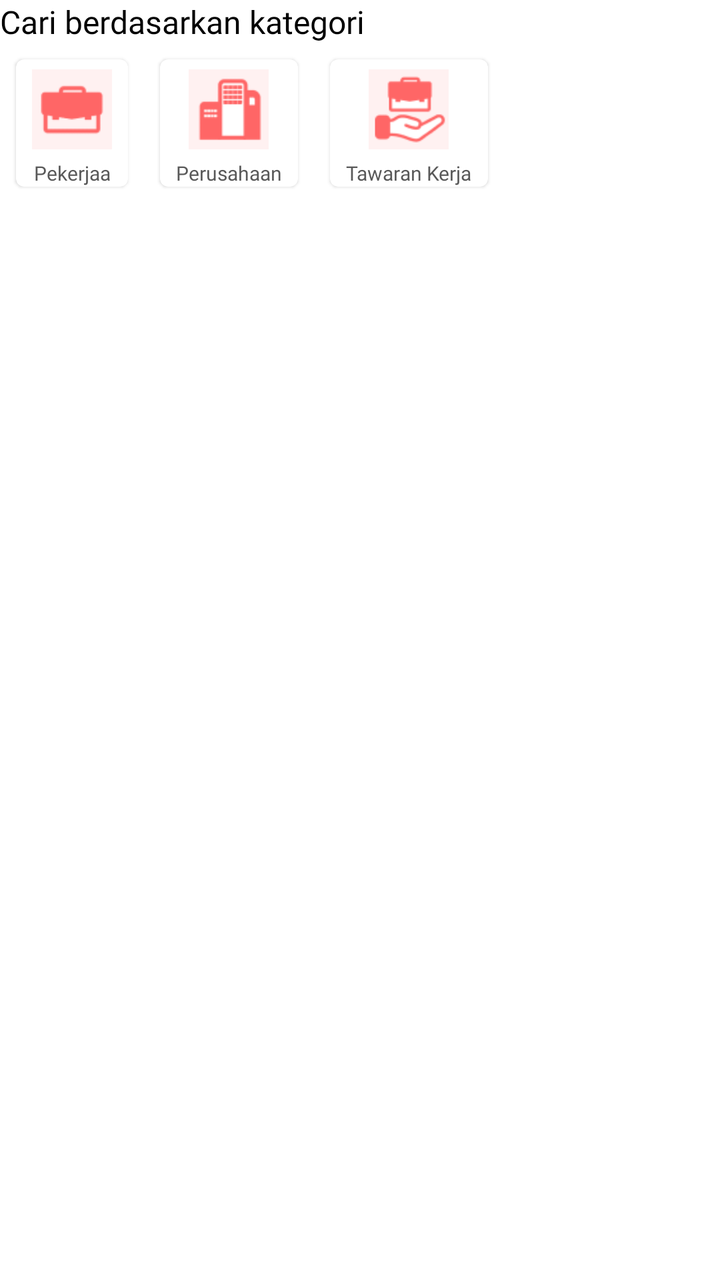
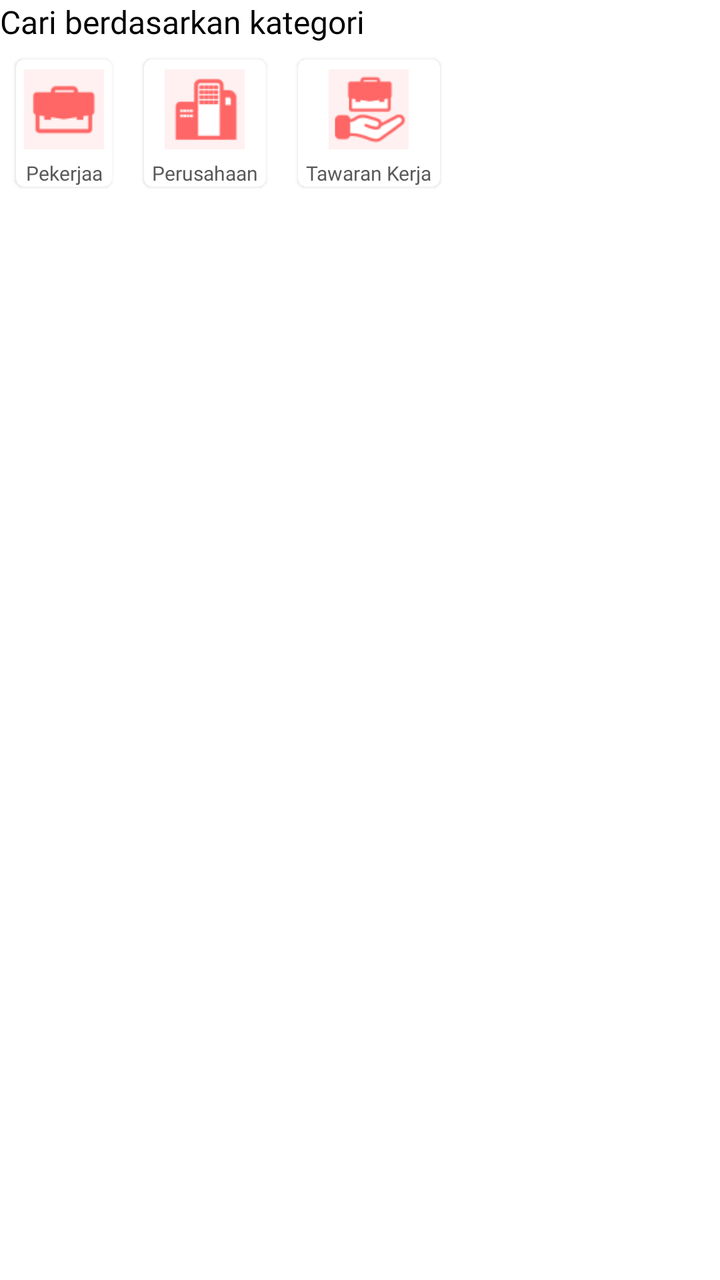

Compare the two renders of this Android layout. The source of the first and the diff that turns it into the second are given below.
<!-- AndroidManifest.xml: application theme Theme.Kerjaloka -->
<!-- res/layout/section_find_category.xml -->
<?xml version="1.0" encoding="utf-8"?>
<LinearLayout xmlns:android="http://schemas.android.com/apk/res/android"
    xmlns:tools="http://schemas.android.com/tools"
    android:layout_width="match_parent"
    android:layout_height="match_parent"
    android:orientation="vertical">


    <TextView
        android:layout_width="match_parent"
        android:layout_height="wrap_content"
        android:fontFamily="@font/poppins_bold"
        android:text="@string/find_category"
        android:textColor="@color/black"
        android:textSize="16sp" />

    <LinearLayout
        android:layout_width="match_parent"
        android:layout_height="wrap_content"
        android:orientation="horizontal">

        <com.google.android.material.card.MaterialCardView
            android:id="@+id/btn_job"
            style="?attr/materialCardViewElevatedStyle"
            android:layout_width="wrap_content"
            android:layout_height="wrap_content"
            android:layout_marginHorizontal="8dp"
            android:layout_marginVertical="8dp"
            android:checkable="true"
            android:clickable="true"
            android:focusable="true">

            <LinearLayout
                android:layout_width="match_parent"
                android:layout_height="wrap_content"
                android:layout_gravity="center"
                android:orientation="vertical"
                android:paddingHorizontal="8dp"
                tools:ignore="UseCompoundDrawables">

                <ImageView
                    android:layout_width="40dp"
                    android:layout_height="40dp"
                    android:layout_gravity="center"
                    android:layout_marginTop="5dp"
                    android:background="@color/danger_100"
                    android:src="@drawable/ic_job"
                    tools:ignore="ContentDescription" />

                <TextView
                    android:layout_width="match_parent"
                    android:layout_height="wrap_content"
                    android:layout_marginTop="5dp"
                    android:fontFamily="@font/poppins"
                    android:text="@string/job"
                    android:textAlignment="center"
                    android:textColor="@color/trueGray_500"
                    android:textSize="10sp"
                    tools:ignore="SmallSp" />
            </LinearLayout>
        </com.google.android.material.card.MaterialCardView>

        <com.google.android.material.card.MaterialCardView
            android:id="@+id/btn_company"
            android:layout_width="wrap_content"
            android:layout_height="wrap_content"
            android:layout_marginHorizontal="8dp"
            android:layout_marginVertical="8dp"
            android:checkable="true"
            android:clickable="true"
            android:focusable="true">

            <LinearLayout
                android:layout_width="match_parent"
                android:layout_height="wrap_content"
                android:layout_gravity="center"
                android:orientation="vertical"
                android:paddingHorizontal="8dp"
                tools:ignore="UseCompoundDrawables">

                <ImageView
                    android:layout_width="40dp"
                    android:layout_height="40dp"
                    android:layout_gravity="center"
                    android:layout_marginTop="5dp"
                    android:background="@color/danger_100"
                    android:src="@drawable/ic_company"
                    tools:ignore="ContentDescription" />

                <TextView
                    android:layout_width="wrap_content"
                    android:layout_height="wrap_content"
                    android:layout_marginTop="5dp"
                    android:fontFamily="@font/poppins"
                    android:text="@string/company"
                    android:textColor="@color/trueGray_500"
                    android:textSize="10sp"
                    tools:ignore="SmallSp" />
            </LinearLayout>
        </com.google.android.material.card.MaterialCardView>

        <com.google.android.material.card.MaterialCardView
            android:id="@+id/btn_job_offer"
            android:layout_width="wrap_content"
            android:layout_height="wrap_content"
            android:layout_marginHorizontal="8dp"
            android:layout_marginVertical="8dp"
            android:checkable="true"
            android:clickable="true"
            android:focusable="true">

            <LinearLayout
                android:layout_width="wrap_content"
                android:layout_height="wrap_content"
                android:layout_gravity="center"
                android:orientation="vertical"
                android:paddingHorizontal="8dp"
                tools:ignore="UseCompoundDrawables">

                <ImageView
                    android:layout_width="40dp"
                    android:layout_height="40dp"
                    android:layout_gravity="center"
                    android:layout_marginTop="5dp"
                    android:background="@color/danger_100"
                    android:src="@drawable/job_offer"
                    tools:ignore="ContentDescription"/>

                <TextView
                    android:layout_width="wrap_content"
                    android:layout_height="wrap_content"
                    android:layout_marginTop="5dp"
                    android:fontFamily="@font/poppins"
                    android:text="@string/job_offer"
                    android:textColor="@color/trueGray_500"
                    android:textSize="10sp"
                    tools:ignore="SmallSp" />
            </LinearLayout>
        </com.google.android.material.card.MaterialCardView>

    </LinearLayout>

</LinearLayout>
<!-- resources referenced by this layout -->
<resources>
  <color name="black">#FF000000</color>
  <color name="danger_100">#FFF1F1</color>
  <color name="trueGray_500">#595959</color>
  <!-- drawable ic_company: png bitmap (drawable, 1285 bytes) -->
  <!-- drawable ic_job: png bitmap (drawable, 887 bytes) -->
  <!-- drawable job_offer: png bitmap (drawable, 2144 bytes) -->
  <string name="company">Perusahaan</string>
  <string name="find_category">Cari berdasarkan kategori</string>
  <string name="job">Pekerjaan</string>
  <string name="job_offer">Tawaran Kerja</string>
  <style name="Theme.Kerjaloka" parent="Theme.MaterialComponents.DayNight.NoActionBar">
          
          <item name="colorPrimary">@color/danger_500</item>
          <item name="colorPrimaryVariant">@color/danger_500</item>
          <item name="colorOnPrimary">@color/white</item>
          
          <item name="colorSecondary">@color/danger_500</item>
          <item name="colorSecondaryVariant">@color/danger_500</item>
          <item name="colorOnSecondary">@color/black</item>
          
          <item name="android:statusBarColor" tools:targetApi="l">?attr/colorPrimaryVariant</item>
          
  
      </style>
  <color name="danger_500">#FF6666</color>
  <color name="white">#FFFFFFFF</color>
</resources>

<!-- the commit's change to res/layout/section_find_category.xml (unified diff, before → after) -->
@@ -35,7 +35,7 @@
                 android:layout_height="wrap_content"
                 android:layout_gravity="center"
                 android:orientation="vertical"
-                android:paddingHorizontal="8dp"
+                android:paddingHorizontal="4dp"
                 tools:ignore="UseCompoundDrawables">
 
                 <ImageView
@@ -75,7 +75,7 @@
                 android:layout_height="wrap_content"
                 android:layout_gravity="center"
                 android:orientation="vertical"
-                android:paddingHorizontal="8dp"
+                android:paddingHorizontal="4dp"
                 tools:ignore="UseCompoundDrawables">
 
                 <ImageView
@@ -93,6 +93,7 @@
                     android:layout_marginTop="5dp"
                     android:fontFamily="@font/poppins"
                     android:text="@string/company"
+                    android:textAlignment="center"
                     android:textColor="@color/trueGray_500"
                     android:textSize="10sp"
                     tools:ignore="SmallSp" />
@@ -114,7 +115,7 @@
                 android:layout_height="wrap_content"
                 android:layout_gravity="center"
                 android:orientation="vertical"
-                android:paddingHorizontal="8dp"
+                android:paddingHorizontal="4dp"
                 tools:ignore="UseCompoundDrawables">
 
                 <ImageView
@@ -131,6 +132,7 @@
                     android:layout_height="wrap_content"
                     android:layout_marginTop="5dp"
                     android:fontFamily="@font/poppins"
+                    android:textAlignment="center"
                     android:text="@string/job_offer"
                     android:textColor="@color/trueGray_500"
                     android:textSize="10sp"
